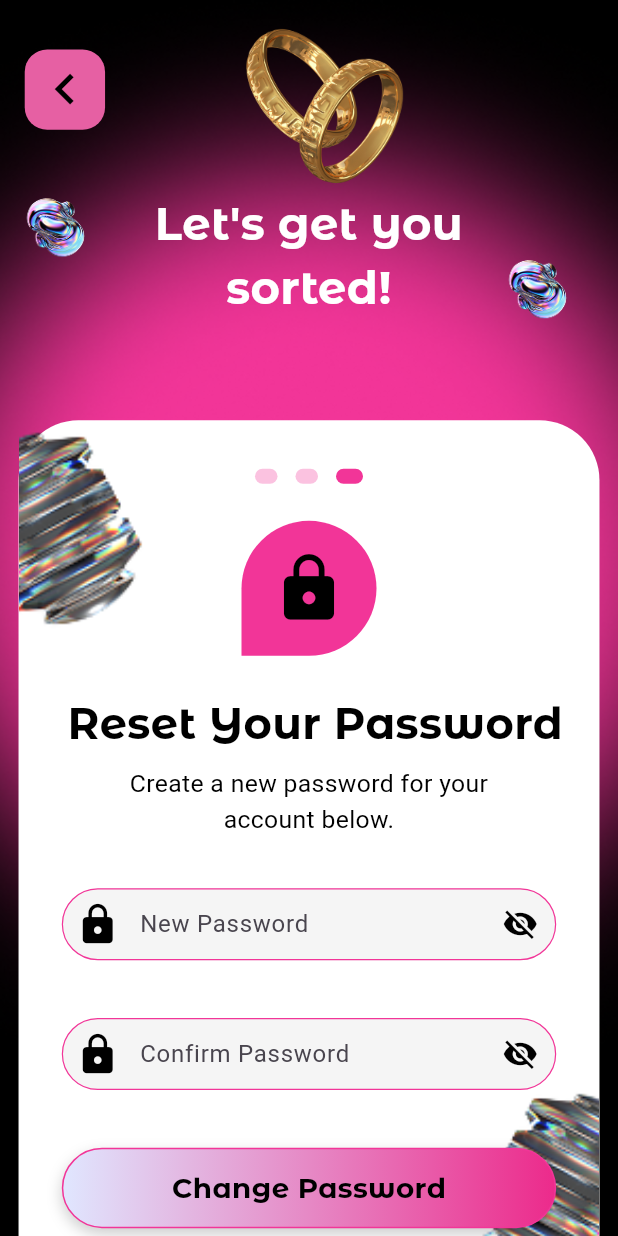
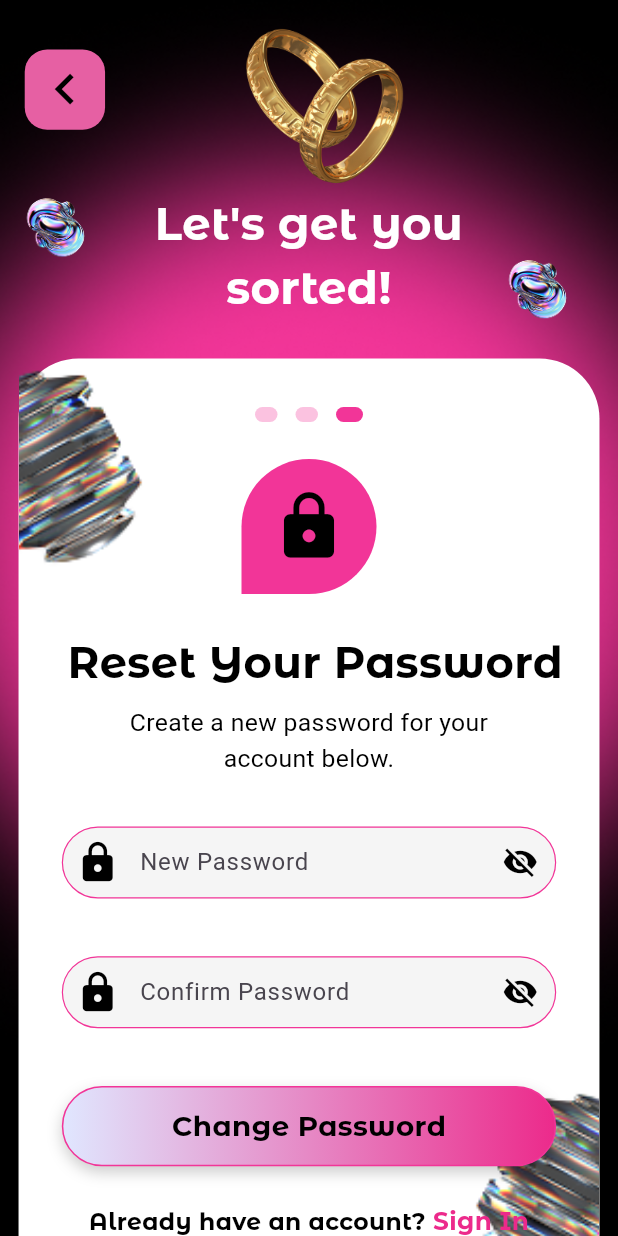
Before and after one commit to Alvin11David/Events-Uganda, a Flutter app: the screen it shows after launch, on a phone screen of 412 x 824 dp. Run offline on Flutter 3.47's test engine with Material 3 defaults, Android fonts, the phone set to English and light mode, and no system bars; our stand-ins replace cloud_firestore, firebase_auth, firebase_core, firebase_messaging, google_sign_in, shared_preferences and 1 more; accounts and stored records are empty; Roboto replaces fonts that are missing (Abril Fatface).

```diff
--- a/events_uganda/lib/Auth/Reset_Password_Screen.dart
+++ b/events_uganda/lib/Auth/Reset_Password_Screen.dart
@@ -137,10 +137,10 @@ class _ResetPasswordScreenState extends State<ResetPasswordScreen> {
             // White container at the bottom
             Positioned(
               top:
-                  screenHeight * 0.15 +
-                  screenWidth * 0.22 +
-                  screenHeight * 0.015 +
-                  screenWidth * 0.13,
+                  MediaQuery.of(context).size.height * 0.10 +
+                  MediaQuery.of(context).size.width * 0.22 +
+                  MediaQuery.of(context).size.height * 0.015 +
+                  MediaQuery.of(context).size.width * 0.13,
               left: screenWidth * 0.03,
               right: screenWidth * 0.03,
               bottom: 0,
```
